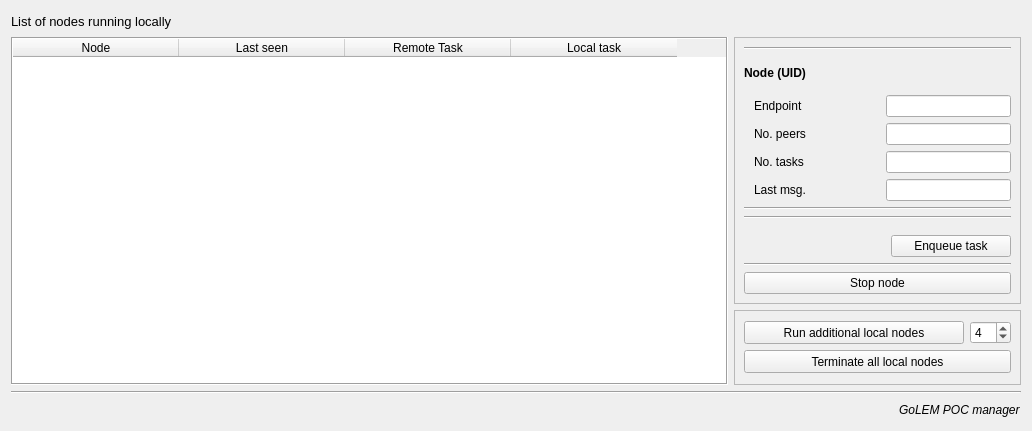
Old version of the form poc/golemPy/src/ui/manager.ui in the repository golemfactory/clay.
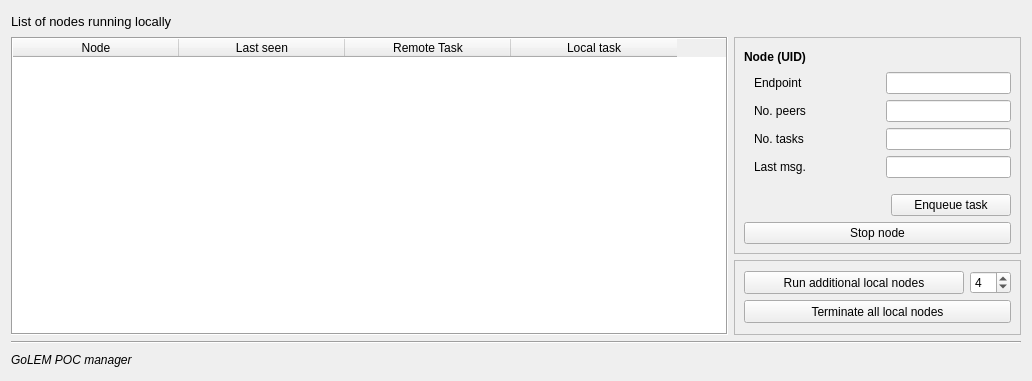
New version of the form.

The edit to the form file:
```diff
--- a/poc/golemPy/src/ui/manager.ui
+++ b/poc/golemPy/src/ui/manager.ui
@@ -7,7 +7,7 @@
     <x>0</x>
     <y>0</y>
     <width>1032</width>
-    <height>431</height>
+    <height>381</height>
    </rect>
   </property>
   <property name="sizePolicy">
@@ -19,13 +19,8 @@
   <property name="windowTitle">
    <string>Node manager</string>
   </property>
-  <layout class="QHBoxLayout" name="horizontalLayout_3">
-   <item>
-    <layout class="QVBoxLayout" name="verticalLayout">
-     <property name="topMargin">
-      <number>0</number>
-     </property>
-     <item>
+  <layout class="QGridLayout" name="gridLayout">
+   <item row="0" column="0">
       <layout class="QHBoxLayout" name="horizontalLayout">
        <item>
         <widget class="QLabel" name="label">
@@ -61,9 +56,7 @@
        </item>
       </layout>
      </item>
-     <item>
-      <layout class="QHBoxLayout" name="horizontalLayout_4">
-       <item>
+   <item row="1" column="0">
         <widget class="QTableWidget" name="nodeTableWidget">
          <property name="sizePolicy">
           <sizepolicy hsizetype="MinimumExpanding" vsizetype="Expanding">
@@ -126,7 +119,7 @@
          </column>
         </widget>
        </item>
-       <item>
+   <item row="1" column="1">
         <layout class="QVBoxLayout" name="verticalLayout_5">
          <property name="leftMargin">
           <number>0</number>
@@ -166,13 +159,6 @@
               <property name="margin">
                <number>0</number>
               </property>
-              <item>
-               <widget class="Line" name="line_2">
-                <property name="orientation">
-                 <enum>Qt::Horizontal</enum>
-                </property>
-               </widget>
-              </item>
               <item>
                <widget class="QLabel" name="labelDetailedNode">
                 <property name="font">
@@ -319,20 +305,6 @@
                 </item>
                </layout>
               </item>
-              <item>
-               <widget class="Line" name="line">
-                <property name="orientation">
-                 <enum>Qt::Horizontal</enum>
-                </property>
-               </widget>
-              </item>
-              <item>
-               <widget class="Line" name="line_3">
-                <property name="orientation">
-                 <enum>Qt::Horizontal</enum>
-                </property>
-               </widget>
-              </item>
               <item>
                <layout class="QHBoxLayout" name="horizontalLayout_7">
                 <property name="topMargin">
@@ -375,13 +347,6 @@
                 </item>
                </layout>
               </item>
-              <item>
-               <widget class="Line" name="line_5">
-                <property name="orientation">
-                 <enum>Qt::Horizontal</enum>
-                </property>
-               </widget>
-              </item>
               <item>
                <layout class="QHBoxLayout" name="horizontalLayout_5">
                 <property name="topMargin">
@@ -489,30 +454,15 @@
          </item>
         </layout>
        </item>
-      </layout>
-     </item>
-     <item>
+   <item row="2" column="0" colspan="2">
       <widget class="Line" name="line_4">
        <property name="orientation">
         <enum>Qt::Horizontal</enum>
        </property>
       </widget>
      </item>
-     <item>
+   <item row="3" column="0">
       <layout class="QHBoxLayout" name="horizontalLayout_2">
-       <item>
-        <spacer name="horizontalSpacer">
-         <property name="orientation">
-          <enum>Qt::Horizontal</enum>
-         </property>
-         <property name="sizeHint" stdset="0">
-          <size>
-           <width>40</width>
-           <height>20</height>
-          </size>
-         </property>
-        </spacer>
-       </item>
        <item>
         <widget class="QLabel" name="label_5">
          <property name="font">
@@ -525,7 +475,18 @@
          </property>
         </widget>
        </item>
-      </layout>
+     <item>
+      <spacer name="horizontalSpacer">
+       <property name="orientation">
+        <enum>Qt::Horizontal</enum>
+       </property>
+       <property name="sizeHint" stdset="0">
+        <size>
+         <width>40</width>
+         <height>20</height>
+        </size>
+       </property>
+      </spacer>
      </item>
     </layout>
    </item>
```
Lines whose indentation alone changed are shown as unchanged.
